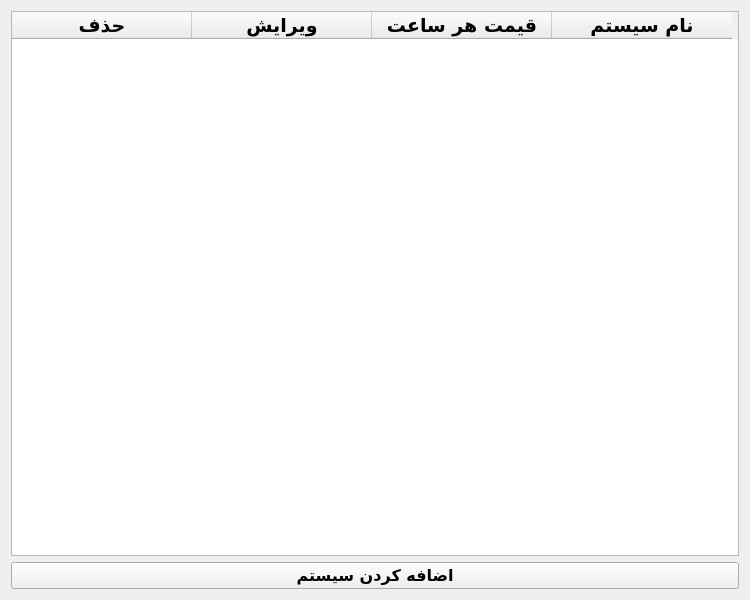
Hamid00Fathi/GameNetApp, file ui/system_list.ui: the form before one commit.
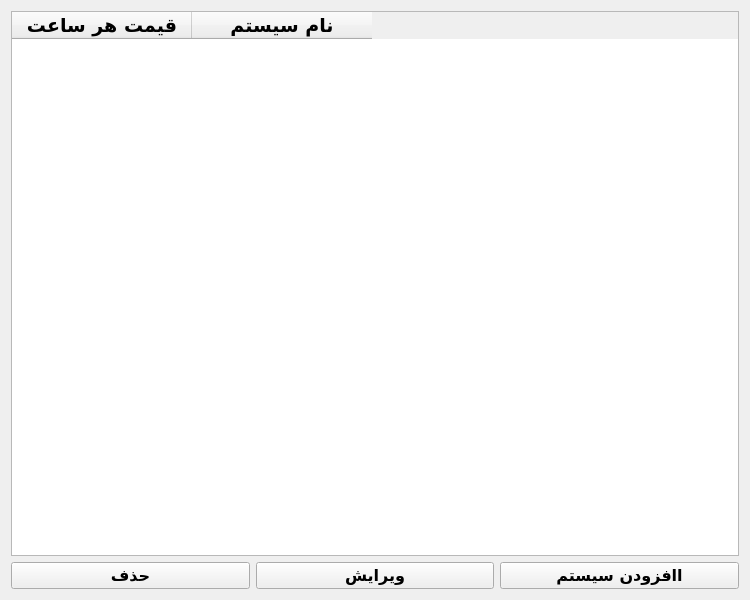
The form after the commit.

```diff
--- a/ui/system_list.ui
+++ b/ui/system_list.ui
@@ -16,12 +16,6 @@
     <height>600</height>
    </size>
   </property>
-  <property name="maximumSize">
-   <size>
-    <width>750</width>
-    <height>600</height>
-   </size>
-  </property>
   <property name="font">
    <font>
     <family>B Nazanin</family>
@@ -87,16 +81,6 @@
      <attribute name="verticalHeaderVisible">
       <bool>false</bool>
      </attribute>
-     <column>
-      <property name="text">
-       <string>حذف</string>
-      </property>
-     </column>
-     <column>
-      <property name="text">
-       <string>ویرایش</string>
-      </property>
-     </column>
      <column>
       <property name="text">
        <string>قیمت هر ساعت</string>
@@ -110,11 +94,29 @@
     </widget>
    </item>
    <item>
-    <widget class="QPushButton" name="addButton">
-     <property name="text">
-      <string>اضافه کردن سیستم</string>
-     </property>
-    </widget>
+    <layout class="QHBoxLayout" name="horizontalLayout">
+     <item>
+      <widget class="QPushButton" name="deleteButton">
+       <property name="text">
+        <string>حذف</string>
+       </property>
+      </widget>
+     </item>
+     <item>
+      <widget class="QPushButton" name="editButton">
+       <property name="text">
+        <string>ویرایش</string>
+       </property>
+      </widget>
+     </item>
+     <item>
+      <widget class="QPushButton" name="addButton">
+       <property name="text">
+        <string>اافزودن سیستم</string>
+       </property>
+      </widget>
+     </item>
+    </layout>
    </item>
   </layout>
  </widget>
```
